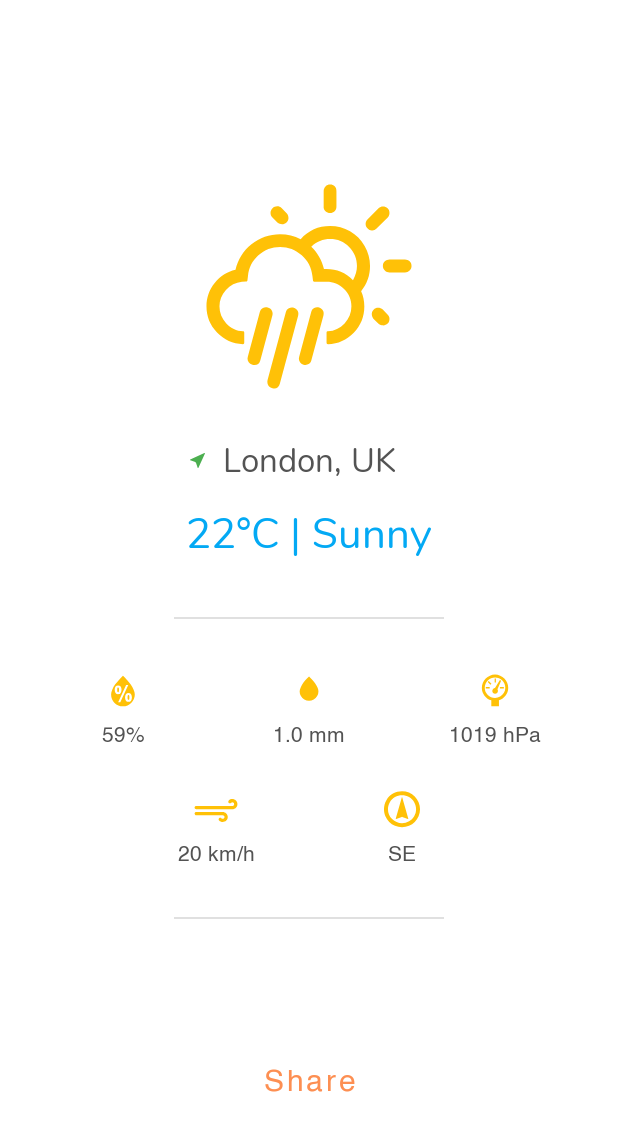
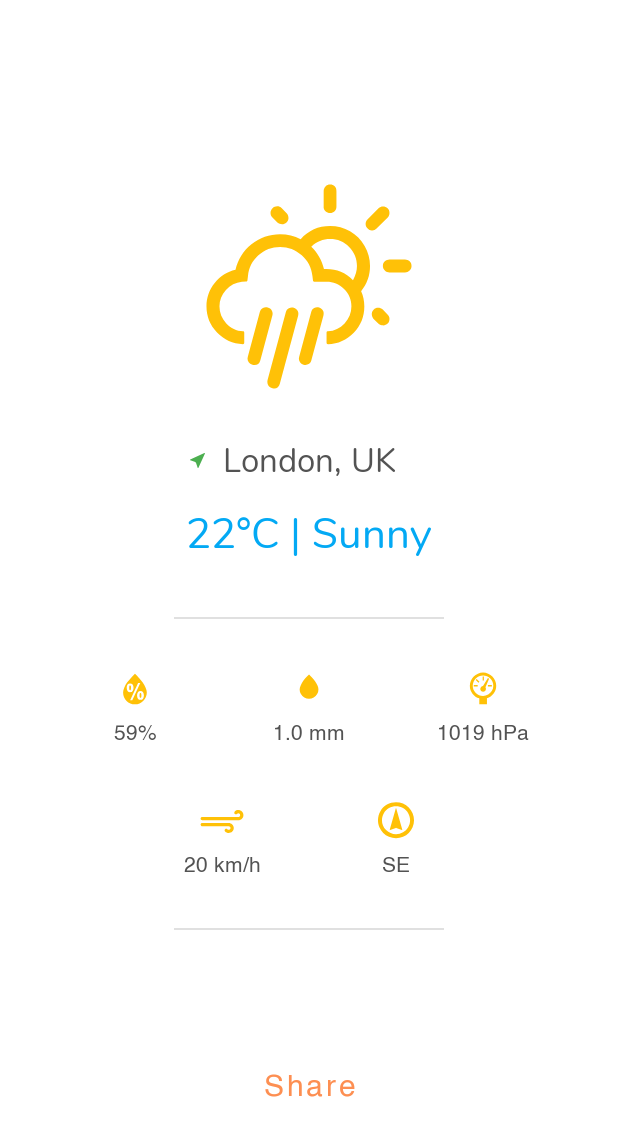
Before and after one commit to yaromchikV/Weather-App, an Android app: the layout fragment_weather.xml on its own in the app's theme, with its tools: preview values and no code run, on a phone screen of 412 x 824 dp. Shown: the top 1136 px of the screen. Run offline under Robolectric (Android 15) with nearby library versions, the phone set to English and light mode, and no system bars.

Commit message:
refactor: add constraint flow to fragment_weather.xml

```diff
--- a/app/src/main/java/com/yaromchikv/weatherapp/ui/weather/WeatherFragment.kt
+++ b/app/src/main/java/com/yaromchikv/weatherapp/ui/weather/WeatherFragment.kt
@@ -10,7 +10,7 @@ import androidx.core.view.isVisible
 import androidx.fragment.app.Fragment
 import com.yaromchikv.weatherapp.R
 import com.yaromchikv.weatherapp.common.Utils.getDirection
-import com.yaromchikv.weatherapp.databinding.FragmentTodayBinding
+import com.yaromchikv.weatherapp.databinding.FragmentWeatherBinding
 import com.yaromchikv.weatherapp.domain.model.Weather
 import com.yaromchikv.weatherapp.ui.ActivityListener
 import com.yaromchikv.weatherapp.ui.common.LocationState
@@ -22,7 +22,7 @@ import kotlin.math.roundToInt
 @AndroidEntryPoint
 class WeatherFragment : Fragment(), WeatherContract.View {
 
-    private var _binding: FragmentTodayBinding? = null
+    private var _binding: FragmentWeatherBinding? = null
     private val binding get() = _binding!!
 
     @Inject
@@ -35,7 +35,7 @@ class WeatherFragment : Fragment(), WeatherContract.View {
         container: ViewGroup?,
         savedInstanceState: Bundle?
     ): View {
-        _binding = FragmentTodayBinding.inflate(inflater, container, false)
+        _binding = FragmentWeatherBinding.inflate(inflater, container, false)
         return binding.root
     }
 
--- a/app/src/main/res/layout/fragment_today.xml
+++ b/app/src/main/res/layout/fragment_weather.xml
@@ -24,7 +24,7 @@
         android:padding="36dp"
         android:textAlignment="center"
         android:textSize="24sp"
-        android:visibility="invisible"
+        android:visibility="gone"
         app:drawableTopCompat="@drawable/ic_error"
         app:layout_constraintBottom_toBottomOf="parent"
         app:layout_constraintEnd_toEndOf="parent"
@@ -42,7 +42,7 @@
         android:textAllCaps="false"
         android:textColor="?attr/colorControlNormal"
         android:textSize="@dimen/button_text_size"
-        android:visibility="invisible"
+        android:visibility="gone"
         app:layout_constraintEnd_toEndOf="parent"
         app:layout_constraintStart_toStartOf="parent"
         app:layout_constraintTop_toBottomOf="@+id/error"
@@ -120,16 +120,25 @@
         app:layout_constraintStart_toStartOf="parent"
         app:layout_constraintTop_toTopOf="parent" />
 
+    <androidx.constraintlayout.helper.widget.Flow
+        android:layout_width="0dp"
+        android:layout_height="wrap_content"
+        android:layout_marginTop="30dp"
+        app:constraint_referenced_ids="humidity_icon,volume_icon,pressure_icon,wind_speed_icon,wind_direction_icon"
+        app:flow_horizontalGap="80dp"
+        app:flow_horizontalStyle="packed"
+        app:flow_maxElementsWrap="3"
+        app:flow_verticalGap="52dp"
+        app:flow_wrapMode="chain"
+        app:layout_constraintEnd_toEndOf="parent"
+        app:layout_constraintStart_toStartOf="parent"
+        app:layout_constraintTop_toTopOf="@id/divider_top" />
+
     <ImageView
         android:id="@+id/humidity_icon"
         android:layout_width="@dimen/icon_size"
         android:layout_height="@dimen/icon_size"
-        android:layout_marginStart="64dp"
         android:padding="2dp"
-        app:layout_constraintEnd_toStartOf="@+id/volume_icon"
-        app:layout_constraintHorizontal_chainStyle="spread_inside"
-        app:layout_constraintStart_toStartOf="parent"
-        app:layout_constraintTop_toTopOf="@+id/volume_icon"
         app:srcCompat="@drawable/icon_humidity"
         app:tint="@color/yellow"
         tools:ignore="ContentDescription" />
@@ -146,10 +155,6 @@
         android:id="@+id/volume_icon"
         android:layout_width="@dimen/icon_size"
         android:layout_height="@dimen/icon_size"
-        android:layout_marginTop="30dp"
-        app:layout_constraintEnd_toStartOf="@+id/pressure_icon"
-        app:layout_constraintStart_toEndOf="@+id/humidity_icon"
-        app:layout_constraintTop_toBottomOf="@+id/divider_top"
         app:srcCompat="@drawable/icon_volume"
         app:tint="@color/yellow"
         tools:ignore="ContentDescription" />
@@ -166,10 +171,6 @@
         android:id="@+id/pressure_icon"
         android:layout_width="@dimen/icon_size"
         android:layout_height="@dimen/icon_size"
-        android:layout_marginEnd="64dp"
-        app:layout_constraintEnd_toEndOf="parent"
-        app:layout_constraintStart_toEndOf="@+id/volume_icon"
-        app:layout_constraintTop_toTopOf="@+id/volume_icon"
         app:srcCompat="@drawable/icon_pressure"
         app:tint="@color/yellow"
         tools:ignore="ContentDescription" />
@@ -186,13 +187,11 @@
         android:id="@+id/wind_speed_icon"
         android:layout_width="@dimen/icon_size"
         android:layout_height="@dimen/icon_size"
-        android:layout_marginTop="20dp"
-        app:layout_constraintEnd_toStartOf="@+id/volume_icon"
-        app:layout_constraintStart_toEndOf="@+id/humidity_icon"
-        app:layout_constraintTop_toBottomOf="@+id/volume_text"
         app:srcCompat="@drawable/icon_wind_speed"
         app:tint="@color/yellow"
-        tools:ignore="ContentDescription" />
+        tools:ignore="ContentDescription"
+        tools:layout_editor_absoluteX="113dp"
+        tools:layout_editor_absoluteY="535dp" />
 
     <TextView
         android:id="@+id/wind_speed_text"
@@ -206,11 +205,7 @@
         android:id="@+id/wind_direction_icon"
         android:layout_width="@dimen/icon_size"
         android:layout_height="@dimen/icon_size"
-        android:layout_marginTop="20dp"
         android:padding="2dp"
-        app:layout_constraintEnd_toStartOf="@+id/pressure_icon"
-        app:layout_constraintStart_toEndOf="@+id/volume_icon"
-        app:layout_constraintTop_toBottomOf="@+id/volume_text"
         app:srcCompat="@drawable/icon_wind_deg"
         app:tint="@color/yellow"
         tools:ignore="ContentDescription" />
--- a/app/src/main/res/navigation/nav_graph.xml
+++ b/app/src/main/res/navigation/nav_graph.xml
@@ -9,7 +9,7 @@
         android:id="@+id/navigation_today"
         android:name="com.yaromchikv.weatherapp.ui.weather.WeatherFragment"
         android:label="@string/today"
-        tools:layout="@layout/fragment_today" />
+        tools:layout="@layout/fragment_weather" />
 
     <fragment
         android:id="@+id/navigation_forecast"
```
